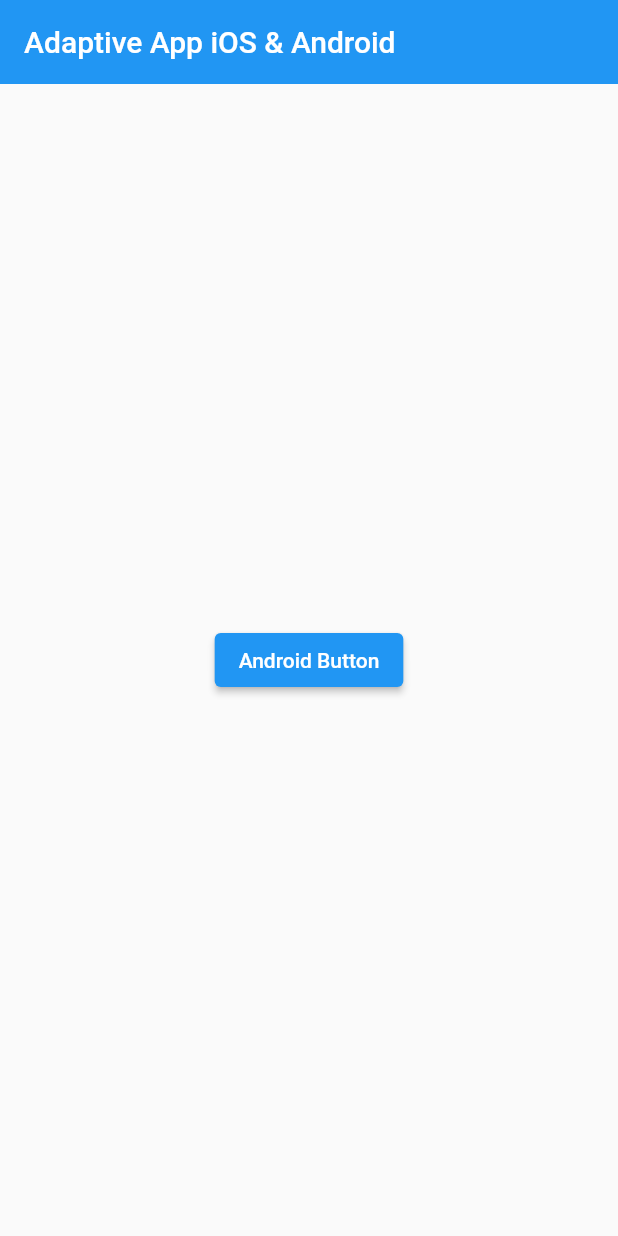
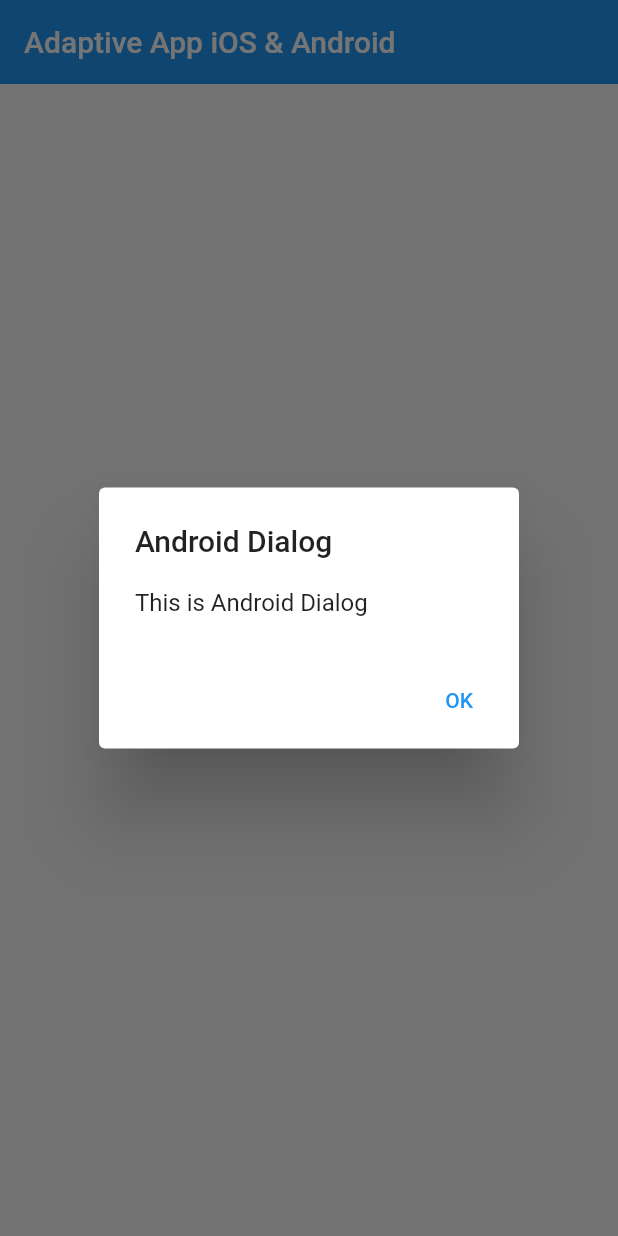
Before and after one commit to madedeva/aplikasi_adaptive, a Flutter app: the screen it shows after launch, after a tap on "Android Button", on a phone screen of 412 x 824 dp. Run offline on Flutter 3.47's test engine with Material 2 defaults, Android fonts, the phone set to English and light mode, and no system bars.

Commit message:
first commit

```diff
--- a/lib/cupertino_adaptive_widget.dart
+++ /dev/null
@@ -1 +0,0 @@
-// TODO Implement this library.
--- a/lib/home_screen.dart
+++ b/lib/home_screen.dart
@@ -1,5 +1,6 @@
 import 'package:flutter/cupertino.dart';
 import 'package:flutter/material.dart';
+import 'package:path/path.dart' as Path;
 
 class HomePage extends StatelessWidget {
   const HomePage({Key? key}) : super(key: key);
@@ -16,18 +17,7 @@ class HomePage extends StatelessWidget {
           child: isIOS
               ? CupertinoButton.filled(
                   child: const Text('iOS Button'),
-                  onPressed: ShowAdaptiveDialog,
-                )
-              : ElevatedButton(
-                  onPressed: ShowAdaptiveDialog,
-                  child: const Text('Android Button'))),
-    );
-  }
-
-  Future ShowAdaptiveDialog() async {
-    bool isIOS = Theme.of(context).platform == TargetPlatform.iOS;
-
-    if (isIOS) {
+                  onPressed: () {
                     showCupertinoDialog(
                         context: context,
                         builder: (context) => CupertinoAlertDialog(
@@ -40,7 +30,10 @@ class HomePage extends StatelessWidget {
                                 )
                               ],
                             ));
-    } else {
+                  },
+                )
+              : ElevatedButton(
+                  onPressed: () {
                     showDialog(
                         context: context,
                         builder: (context) => AlertDialog(
@@ -53,6 +46,8 @@ class HomePage extends StatelessWidget {
                                 )
                               ],
                             ));
+                  },
+                  child: const Text('Android Button'))),
+    );
   }
 }
-}
```
Lines whose indentation alone changed are shown as unchanged.
